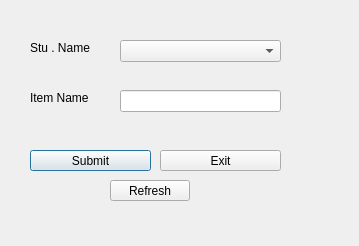
Before: the Qt Designer form returnitems.ui in kamaubrian/InventoryC-Remodeled, drawn with Qt 5.
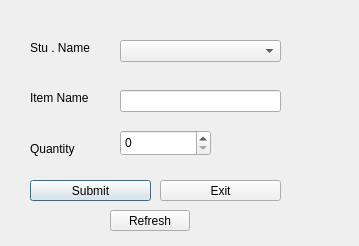
After: the same form once the commit is applied.

Patch:
```diff
--- a/returnitems.ui
+++ b/returnitems.ui
@@ -63,7 +63,7 @@
    <property name="geometry">
     <rect>
      <x>30</x>
-     <y>150</y>
+     <y>180</y>
      <width>121</width>
      <height>21</height>
     </rect>
@@ -76,7 +76,7 @@
    <property name="geometry">
     <rect>
      <x>160</x>
-     <y>150</y>
+     <y>180</y>
      <width>121</width>
      <height>21</height>
     </rect>
@@ -89,7 +89,7 @@
    <property name="geometry">
     <rect>
      <x>110</x>
-     <y>180</y>
+     <y>210</y>
      <width>80</width>
      <height>21</height>
     </rect>
@@ -101,6 +101,29 @@
     <string>Refresh</string>
    </property>
   </widget>
+  <widget class="QLabel" name="label_3">
+   <property name="geometry">
+    <rect>
+     <x>30</x>
+     <y>140</y>
+     <width>68</width>
+     <height>17</height>
+    </rect>
+   </property>
+   <property name="text">
+    <string>Quantity</string>
+   </property>
+  </widget>
+  <widget class="QSpinBox" name="spinBox">
+   <property name="geometry">
+    <rect>
+     <x>120</x>
+     <y>130</y>
+     <width>91</width>
+     <height>26</height>
+    </rect>
+   </property>
+  </widget>
  </widget>
  <resources/>
  <connections/>
```
